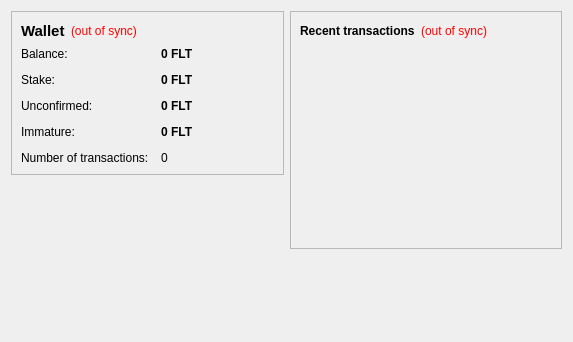
The window that src/qt/forms/overviewpage.ui (ofeefee/fluttercoin) describes before a commit, drawn with Qt 5.
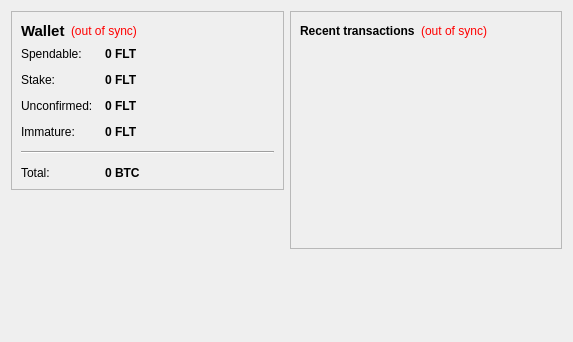
The same window after the commit.

Commit message: gui: add total balance

Patch:
```diff
--- a/src/qt/forms/overviewpage.ui
+++ b/src/qt/forms/overviewpage.ui
@@ -86,7 +86,7 @@
           <item row="0" column="0">
            <widget class="QLabel" name="label">
             <property name="text">
-             <string>Balance:</string>
+             <string>Spendable:</string>
             </property>
            </widget>
           </item>
@@ -196,20 +196,39 @@
             </property>
            </widget>
           </item>
-          <item row="4" column="0">
-           <widget class="QLabel" name="label_2">
+          <item row="4" column="0" colspan="2">
+           <widget class="Line" name="line">
+            <property name="orientation">
+             <enum>Qt::Horizontal</enum>
+            </property>
+           </widget>
+          </item>
+          <item row="5" column="0">
+           <widget class="QLabel" name="labelTotalText">
             <property name="text">
-             <string>Number of transactions:</string>
+             <string>Total:</string>
             </property>
            </widget>
           </item>
-          <item row="4" column="1">
-           <widget class="QLabel" name="labelNumTransactions">
+          <item row="5" column="1">
+           <widget class="QLabel" name="labelTotal">
+            <property name="font">
+             <font>
+              <weight>75</weight>
+              <bold>true</bold>
+             </font>
+            </property>
+            <property name="cursor">
+             <cursorShape>IBeamCursor</cursorShape>
+            </property>
             <property name="toolTip">
              <string>Total number of transactions in wallet</string>
             </property>
             <property name="text">
-             <string notr="true">0</string>
+             <string notr="true">0 BTC</string>
+            </property>
+            <property name="textInteractionFlags">
+             <set>Qt::LinksAccessibleByMouse|Qt::TextSelectableByKeyboard|Qt::TextSelectableByMouse</set>
             </property>
            </widget>
           </item>
```
Left out of the diff: 4 changed lines with no effect on the pictures. The commit also changes 1 other file.
